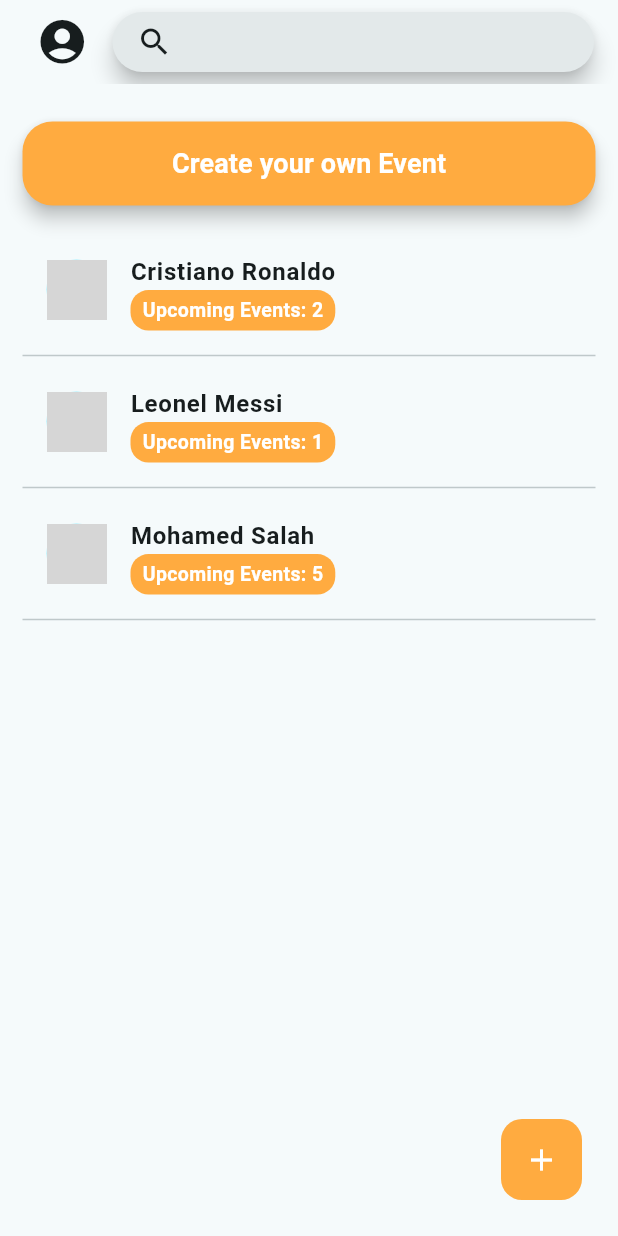
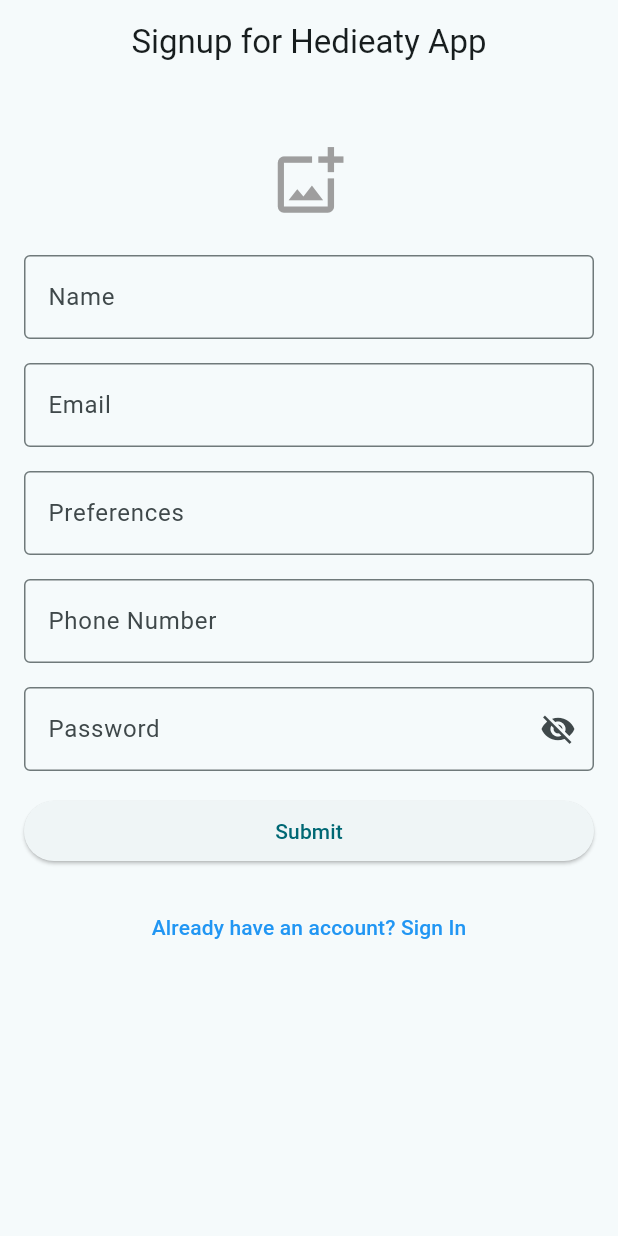
Before and after one commit to KarimBassel/Hedieaty-Mobile-Application, a Flutter app: the screen it shows after launch, on a phone screen of 412 x 824 dp. Run offline on Flutter 3.47's test engine with Material 3 defaults, Android fonts, the phone set to English and light mode, and no system bars; our stand-ins replace image_picker, sqflite; accounts and stored records are empty; grey boxes are pictures that could not be loaded.

Commit message:
added signup/signin and db class

```diff
--- a/lib/Base Classes/Friend.dart
+++ b/lib/Base Classes/Friend.dart
@@ -9,6 +9,8 @@
   String upev;
   String? image;
   String? PhoneNumber;
+  String? password;
+  List<Friend>? friendlist;
 
   Friend({
     this.id,
@@ -17,7 +19,9 @@
     this.preferences,
     required this.upev,
     this.image,
-    this.PhoneNumber
+    this.PhoneNumber,
+    this.password,
+    this.friendlist
   });
   Map<String, dynamic> toMap() {
     return {
--- a/lib/GiftDetails.dart
+++ b/lib/GiftDetails.dart
@@ -103,7 +103,7 @@
               style: TextStyle(
                 fontSize: 30,
                 fontWeight: FontWeight.bold,
-                color: widget.isPledged ? Colors.red : Colors.green,
+                color: widget.isPledged ? Colors.amber[900] : Colors.amber[300],
               ),
             ),
           ),
@@ -133,7 +133,7 @@
                     ),
                     style: ElevatedButton.styleFrom(
                       textStyle: const TextStyle(fontSize: 20),
-                      backgroundColor: widget.gift.status == "Available" ? Colors.green : Colors.red,
+                      backgroundColor: widget.gift.status == "Available" ? Colors.amber[300] : Colors.amber[900],
                     ),
                   ),
                 ),
--- a/lib/GiftList.dart
+++ b/lib/GiftList.dart
@@ -37,7 +37,7 @@
       body: Padding(
         padding: const EdgeInsets.all(16.0),
         child: Column(
-          crossAxisAlignment: CrossAxisAlignment.start,
+          mainAxisAlignment: MainAxisAlignment.center,
           children: [
             Text('Event: ${widget.event.name}', style: TextStyle(fontSize: 20, fontWeight: FontWeight.bold)),
             Text('Category: ${widget.event.category}', style: TextStyle(fontSize: 16)),
@@ -70,7 +70,7 @@
                   final gift = gifts[index];
                   return Card(
                     margin: const EdgeInsets.symmetric(vertical: 8.0),
-                    color: gift.status == 'Pledged' ? Colors.red[100] : Colors.white,
+                    color: gift.status == 'Pledged' ? Colors.amber[100] : Colors.white,
                     child: ListTile(
                       leading: gift.image != null
                           ? Image.file(gift.image!, width: 50, height: 50, fit: BoxFit.cover)
--- a/lib/Profile.dart
+++ b/lib/Profile.dart
@@ -144,8 +144,8 @@
                         switchstate = value;
                       });
                     },
-                    activeTrackColor: Colors.lightGreenAccent,
-                    activeColor: Colors.green,
+                    activeTrackColor: Colors.amber[100],
+                    activeColor: Colors.amber[900],
                   ),
                 ],
               ),
--- /dev/null
+++ b/lib/SignUp.dart
@@ -0,0 +1,234 @@
+import 'dart:io';
+import 'package:flutter/material.dart';
+import 'package:hedieatymobileapplication/Base%20Classes/Database.dart';
+import 'package:image_picker/image_picker.dart';
+import 'SignIn.dart';
+import 'package:sqflite/sqflite.dart';
+import 'package:path/path.dart';
+
+class Signup extends StatefulWidget {
+  @override
+  _SignUpState createState() => _SignUpState();
+}
+
+class _SignUpState extends State<Signup> {
+
+  Databaseclass db= Databaseclass();
+  final GlobalKey<FormState> _formKey = GlobalKey<FormState>();
+  final TextEditingController _nameController = TextEditingController();
+  final TextEditingController _emailController = TextEditingController();
+  final TextEditingController _preferencesController = TextEditingController();
+  final TextEditingController _phoneNumberController = TextEditingController();
+  final TextEditingController _passwordController = TextEditingController();
+
+  File? _selectedImage;
+
+  Future<void> _pickImage() async {
+    final pickedFile = await ImagePicker().pickImage(source: ImageSource.gallery);
+    if (pickedFile != null) {
+      setState(() {
+        _selectedImage = File(pickedFile.path);
+      });
+    }
+  }
+//   Future<Database> initialize() async {
+//     String mypath = await getDatabasesPath();
+//     print(mypath);
+//     String path = join(mypath, 'hedieaty.db');
+//     Database mydb = await openDatabase(path, version: 1,
+//         onCreate: (db, Version) async {
+//           db.execute('''
+//                   CREATE TABLE Users (
+//   ID INTEGER PRIMARY KEY AUTOINCREMENT,
+//   Name TEXT NOT NULL,
+//   Email TEXT UNIQUE NOT NULL,
+//   Preferences TEXT,
+//   PhoneNumber TEXT NOT NULL,
+//   Password TEXT NOT NULL
+// );
+//
+// CREATE TABLE Events (
+//   ID INTEGER PRIMARY KEY AUTOINCREMENT,
+//   Name TEXT NOT NULL,
+//   Date TEXT NOT NULL,
+//   Location TEXT,
+//   Description TEXT,
+//   UserID INTEGER NOT NULL,
+//   FOREIGN KEY (UserID) REFERENCES Users(ID)
+// );
+//
+// CREATE TABLE Gifts (
+//   ID INTEGER PRIMARY KEY AUTOINCREMENT,
+//   Name TEXT NOT NULL,
+//   Description TEXT,
+//   Category TEXT,
+//   Price REAL,
+//   Status TEXT NOT NULL,
+//   EventID INTEGER NOT NULL,
+//   FOREIGN KEY (EventID) REFERENCES Events(ID)
+// );
+//
+// CREATE TABLE Friends (
+//   UserID INTEGER NOT NULL,
+//   FriendID INTEGER NOT NULL,
+//   PRIMARY KEY (UserID, FriendID),
+//   FOREIGN KEY (UserID) REFERENCES Users(ID),
+//   FOREIGN KEY (FriendID) REFERENCES Users(ID)
+// );
+//       ''');
+//           print("Database has been created .......");
+//         });
+//     return mydb;
+//   }
+
+  void _submitForm() async{
+    if (_formKey.currentState!.validate()) {
+      final String name = _nameController.text.trim();
+      final String email = _emailController.text.trim();
+      final String preferences = _preferencesController.text.trim();
+      final String phoneNumber = _phoneNumberController.text.trim();
+      final String password = _passwordController.text.trim();
+      final File? image = _selectedImage;
+
+      print(await db.insertData("INSERT INTO Users (Name, Email, Preferences, PhoneNumber, Password) VALUES ('${name}', '${email}', '${preferences}', '${phoneNumber}', '${password}');"));
+      print("User inserted successfully");
+
+      // Handle sign-up logic
+    }
+  }
+
+
+
+  @override
+  Widget build(BuildContext context) {
+    return Scaffold(
+      appBar: AppBar(
+        title: Center(child: Text('Signup for Hedieaty App')),
+      ),
+      body: Padding(
+        padding: const EdgeInsets.all(16.0),
+        child: SingleChildScrollView(
+          child: Form(
+            key: _formKey,
+            child: Column(
+              crossAxisAlignment: CrossAxisAlignment.stretch,
+              children: [
+                SizedBox(height: 16),
+                // Simple Image Picker Icon
+                Center(
+                  child: IconButton(
+                    onPressed: _pickImage,
+                    icon: Icon(
+                      Icons.add_photo_alternate_outlined,
+                      size: 50,
+                      color: Colors.grey,
+                    ),
+                  ),
+                ),
+                SizedBox(height: 16),
+                // Name Field
+                TextFormField(
+                  controller: _nameController,
+                  decoration: InputDecoration(
+                    labelText: 'Name',
+                    border: OutlineInputBorder(),
+                  ),
+                  validator: (value) {
+                    if (value == null || value.trim().isEmpty) {
+                      return 'Name is required';
+                    }
+                    return null;
+                  },
+                ),
+                SizedBox(height: 16),
+                // Email Field
+                TextFormField(
+                  controller: _emailController,
+                  decoration: InputDecoration(
+                    labelText: 'Email',
+                    border: OutlineInputBorder(),
+                  ),
+                  keyboardType: TextInputType.emailAddress,
+                  validator: (value) {
+                    if (value == null || value.trim().isEmpty) {
+                      return 'Email is required';
+                    }
+                    if (!RegExp(r'^[^@]+@[^@]+\.[^@]+').hasMatch(value)) {
+                      return 'Enter a valid email';
+                    }
+                    return null;
+                  },
+                ),
+                SizedBox(height: 16),
+                // Preferences Field
+                TextFormField(
+                  controller: _preferencesController,
+                  decoration: InputDecoration(
+                    labelText: 'Preferences',
+                    border: OutlineInputBorder(),
+                  ),
+                ),
+                SizedBox(height: 16),
+                // Phone Number Field
+                TextFormField(
+                  controller: _phoneNumberController,
+                  decoration: InputDecoration(
+                    labelText: 'Phone Number',
+                    border: OutlineInputBorder(),
+                  ),
+                  keyboardType: TextInputType.phone,
+                  validator: (value) {
+                    if (value == null || value.trim().isEmpty) {
+                      return 'Phone Number is required';
+                    }
+                    if (!RegExp(r'^\d+$').hasMatch(value)) {
+                      return 'Enter a valid phone number';
+                    }
+                    return null;
+                  },
+                ),
+                SizedBox(height: 16),
+                // Password Field
+                TextFormField(
+                  controller: _passwordController,
+                  decoration: InputDecoration(
+                    labelText: 'Password',
+                    border: OutlineInputBorder(),
+                    suffixIcon: Icon(Icons.visibility_off),
+                  ),
+                  obscureText: true,
+                  validator: (value) {
+                    if (value == null || value.trim().isEmpty) {
+                      return 'Password is required';
+                    }
+                    return null;
+                  },
+                ),
+                SizedBox(height: 16),
+                // Submit Button
+                ElevatedButton(
+                  onPressed: _submitForm,
+                  child: Text('Submit'),
+                ),
+                SizedBox(height: 16),
+                // Link to SignIn page
+                TextButton(
+                  onPressed: () {
+                    Navigator.push(
+                      context,
+                      MaterialPageRoute(builder: (context) => SignIn()), // Navigate to SignIn page
+                    );
+                  },
+                  child: Text(
+                    'Already have an account? Sign In',
+                    style: TextStyle(color: Colors.blue),
+                  ),
+                ),
+              ],
+            ),
+          ),
+        ),
+      ),
+    );
+  }
+}
--- a/lib/main.dart
+++ b/lib/main.dart
@@ -2,6 +2,7 @@
 import 'package:flutter/material.dart';
 import 'package:hedieatymobileapplication/EventList.dart';
 import 'package:hedieatymobileapplication/MyPledgedGifts.dart';
+import 'package:hedieatymobileapplication/SignUp.dart';
 import 'package:image_picker/image_picker.dart';
 import 'dart:io';
 import 'GiftDetails.dart';
@@ -26,7 +27,7 @@
         colorScheme: ColorScheme.fromSeed(seedColor: Colors.white),
         useMaterial3: true,
       ),
-      home: Home(),
+      home: Signup(),
     );
   }
 }
--- a/pubspec.yaml
+++ b/pubspec.yaml
@@ -31,6 +31,7 @@
   flutter:
     sdk: flutter
   image_picker: ^0.8.5+3
+  sqflite: ^2.3.0
 
 
 
```
Also changed, not shown: lib/Base Classes/Database.dart (added, +107 -0 lines), lib/Home.dart (+8 -0 lines), lib/SignIn.dart (added, +101 -0 lines), pubspec.lock, 1 other file.
